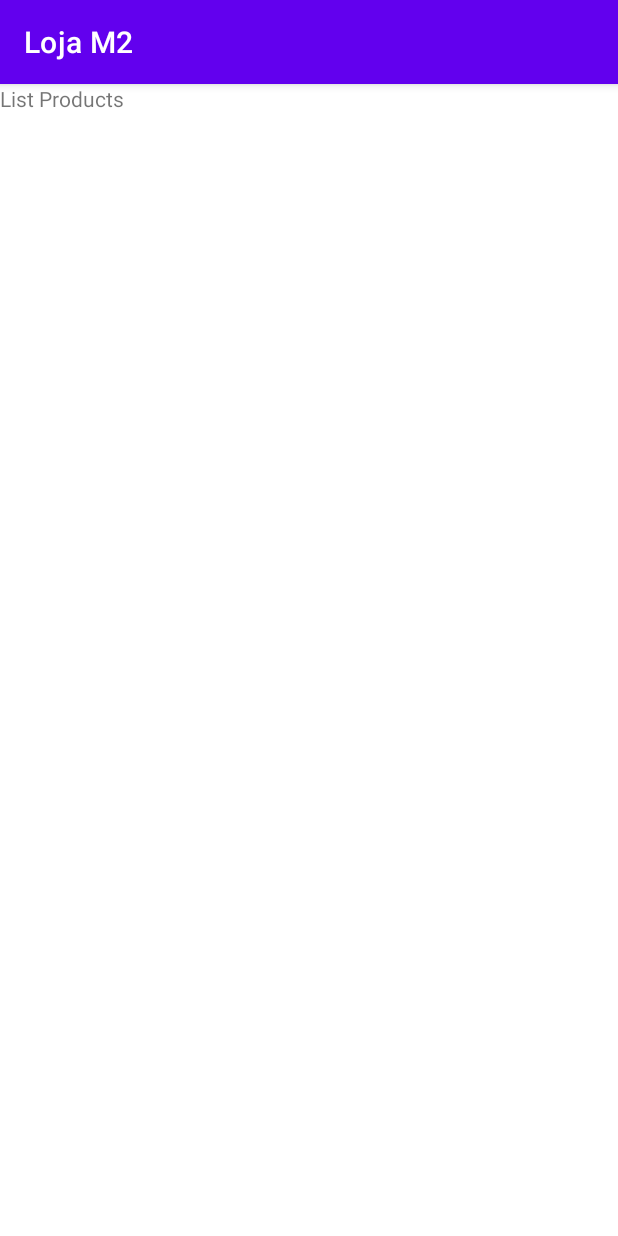
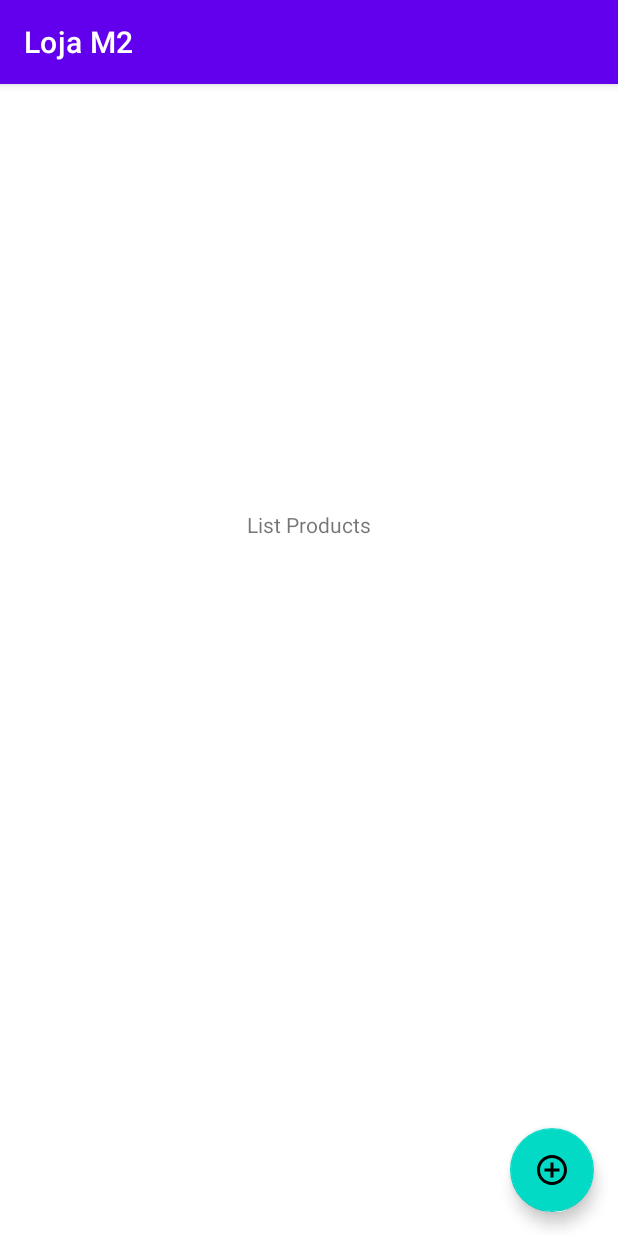
Before and after one commit to BevilaquaBruno/app-unc-loja-m2, an Android app: the screen it shows after launch once a user with an empty profile is signed in (ListProductsActivity), on a phone screen of 412 x 824 dp. Run offline under Robolectric (Android 15) with nearby library versions, the phone set to English and light mode, and no system bars; our stand-ins replace Firebase (no records; nobody signed in at launch, a user with empty details on screens opened directly).

Commit message:
created product screens

```diff
--- a/app/src/main/java/com/bevilaqua/aplicativo_unc_m2/app/pages/ListProductsActivity.java
+++ b/app/src/main/java/com/bevilaqua/aplicativo_unc_m2/app/pages/ListProductsActivity.java
@@ -1,10 +1,18 @@
 package com.bevilaqua.aplicativo_unc_m2.app.pages;
 
+import androidx.activity.result.ActivityResult;
+import androidx.activity.result.ActivityResultCallback;
+import androidx.activity.result.ActivityResultLauncher;
+import androidx.activity.result.contract.ActivityResultContracts;
 import androidx.appcompat.app.AppCompatActivity;
 
+import android.app.Activity;
+import android.content.Intent;
 import android.os.Bundle;
+import android.view.View;
 
 import com.bevilaqua.aplicativo_unc_m2.R;
+import com.google.android.material.floatingactionbutton.FloatingActionButton;
 
 public class ListProductsActivity extends AppCompatActivity {
 
@@ -12,6 +20,33 @@ public class ListProductsActivity extends AppCompatActivity {
     protected void onCreate(Bundle savedInstanceState) {
         super.onCreate(savedInstanceState);
         setContentView(R.layout.activity_list_products);
+
+        FloatingActionButton btnAddProduct = findViewById(R.id.btnAddProduct);
+
+        btnAddProduct.setOnClickListener(new View.OnClickListener() {
+            @Override
+            public void onClick(View v) {
+                openFormProdutc();
+            }
+        });
+    }
+
+    // You can do the assignment inside onAttach or onCreate, i.e, before the activity is displayed
+    ActivityResultLauncher<Intent> someActivityResultLauncher = registerForActivityResult(
+            new ActivityResultContracts.StartActivityForResult(),
+            new ActivityResultCallback<ActivityResult>() {
+                @Override
+                public void onActivityResult(ActivityResult result) {
+                    if (result.getResultCode() == Activity.RESULT_OK) {
+                        // There are no request codes
+                        Intent data = result.getData();
+                    }
+                }
+            });
+
+    public void openFormProdutc() {
+        Intent intent = new Intent(this, FormProductActivity.class);
+        someActivityResultLauncher.launch(intent);
     }
 
     @Override
--- /dev/null
+++ b/app/src/main/res/drawable/ic_baseline_add_circle_outline_24.xml
@@ -0,0 +1,5 @@
+<vector android:height="24dp" android:tint="#000000"
+    android:viewportHeight="24" android:viewportWidth="24"
+    android:width="24dp" xmlns:android="http://schemas.android.com/apk/res/android">
+    <path android:fillColor="@android:color/white" android:pathData="M13,7h-2v4L7,11v2h4v4h2v-4h4v-2h-4L13,7zM12,2C6.48,2 2,6.48 2,12s4.48,10 10,10 10,-4.48 10,-10S17.52,2 12,2zM12,20c-4.41,0 -8,-3.59 -8,-8s3.59,-8 8,-8 8,3.59 8,8 -3.59,8 -8,8z"/>
+</vector>
--- a/app/src/main/res/layout/activity_list_products.xml
+++ b/app/src/main/res/layout/activity_list_products.xml
@@ -10,7 +10,22 @@
         android:id="@+id/textView"
         android:layout_width="wrap_content"
         android:layout_height="wrap_content"
+        android:layout_marginTop="284dp"
         android:text="List Products"
-        tools:layout_editor_absoluteX="164dp"
-        tools:layout_editor_absoluteY="302dp" />
+        app:layout_constraintEnd_toEndOf="parent"
+        app:layout_constraintStart_toStartOf="parent"
+        app:layout_constraintTop_toTopOf="parent" />
+
+    <com.google.android.material.floatingactionbutton.FloatingActionButton
+        android:id="@+id/btnAddProduct"
+        android:layout_width="wrap_content"
+        android:layout_height="wrap_content"
+        android:layout_marginEnd="16dp"
+        android:layout_marginBottom="16dp"
+        android:contentDescription="@string/speakable_add_product"
+        android:clickable="true"
+        app:layout_constraintBottom_toBottomOf="parent"
+        app:layout_constraintEnd_toEndOf="parent"
+        app:srcCompat="@drawable/ic_baseline_add_circle_outline_24"
+        android:focusable="true" />
 </androidx.constraintlayout.widget.ConstraintLayout>
--- a/app/src/main/res/values/strings.xml
+++ b/app/src/main/res/values/strings.xml
@@ -13,4 +13,10 @@
     <string name="invalid_password">Senha deve ter mais de 5 caracteres</string>
     <string name="invalid_name">Nome inválido</string>
     <string name="login_failed">"Login failed"</string>
+
+    <!-- Product List -->
+    <string name="speakable_add_product">Adicionar produto</string>
+
+    <!-- Form product -->
+    <string name="app_bar_name">Cadastro de produto</string>
 </resources>
```
Also changed, not shown: app/src/main/AndroidManifest.xml (+7 -0 lines), app/src/main/java/com/bevilaqua/aplicativo_unc_m2/app/pages/FormProductActivity.java (added, +33 -0 lines), app/src/main/res/layout/activity_form_product.xml (added, +19 -0 lines).
